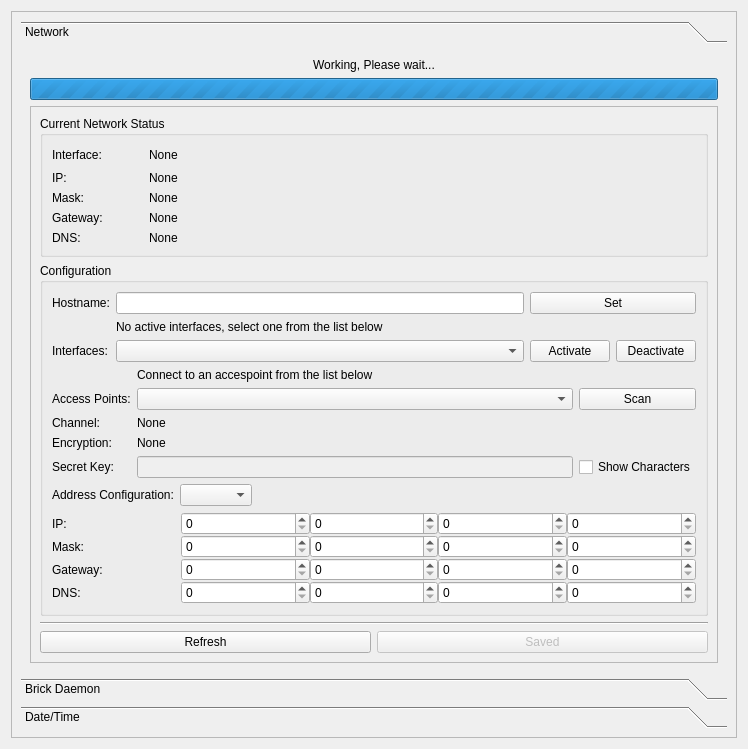
Above: src/brickv/plugin_system/plugins/red/ui/red_tab_settings.ui from Tinkerforge/brickv before the change. Below: the same form after it.
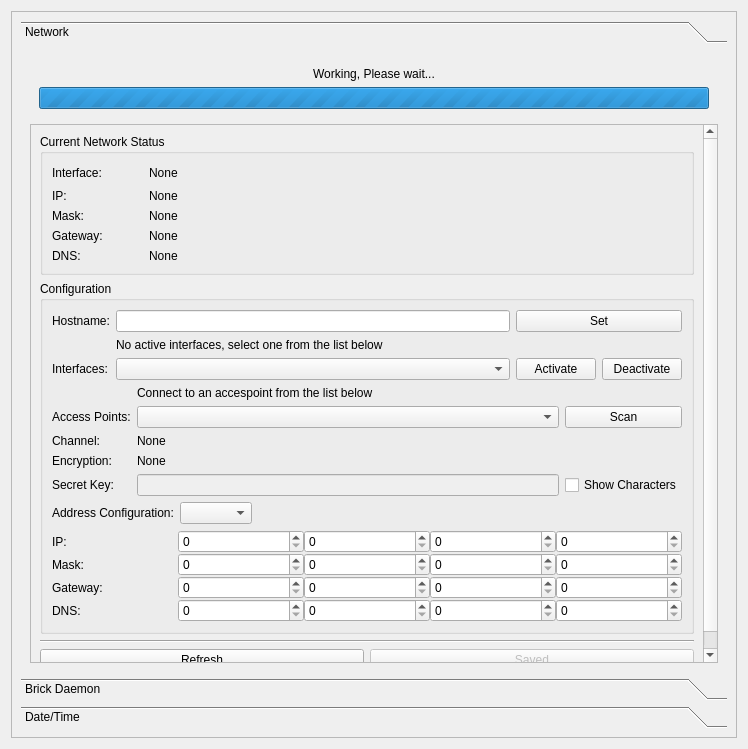
That is the form after the change.

Commit message: red-brick: 1. Implementation of interface activate button 2. Some GUI state fixes

What changed in the file:
```diff
--- a/src/brickv/plugin_system/plugins/red/ui/red_tab_settings.ui
+++ b/src/brickv/plugin_system/plugins/red/ui/red_tab_settings.ui
@@ -42,6 +42,15 @@
          </attribute>
          <layout class="QVBoxLayout" name="verticalLayout_3">
           <item>
+           <widget class="QFrame" name="frame_working_please_wait">
+            <property name="frameShape">
+             <enum>QFrame::NoFrame</enum>
+            </property>
+            <property name="frameShadow">
+             <enum>QFrame::Raised</enum>
+            </property>
+            <layout class="QVBoxLayout" name="verticalLayout_10">
+             <item>
            <widget class="QLabel" name="label_working_wait">
             <property name="text">
              <string>Working, Please wait...</string>
@@ -67,6 +76,12 @@
             </property>
            </widget>
           </item>
+            </layout>
+            <zorder>label_working_wait</zorder>
+            <zorder>label_working_wait</zorder>
+            <zorder>pbar_working_wait</zorder>
+           </widget>
+          </item>
           <item>
            <widget class="QScrollArea" name="sarea_net">
             <property name="widgetResizable">
```
Left out of the diff: 2 changed lines with no effect on the pictures. Lines whose indentation alone changed are shown as unchanged. The commit also changes 5 other files.
